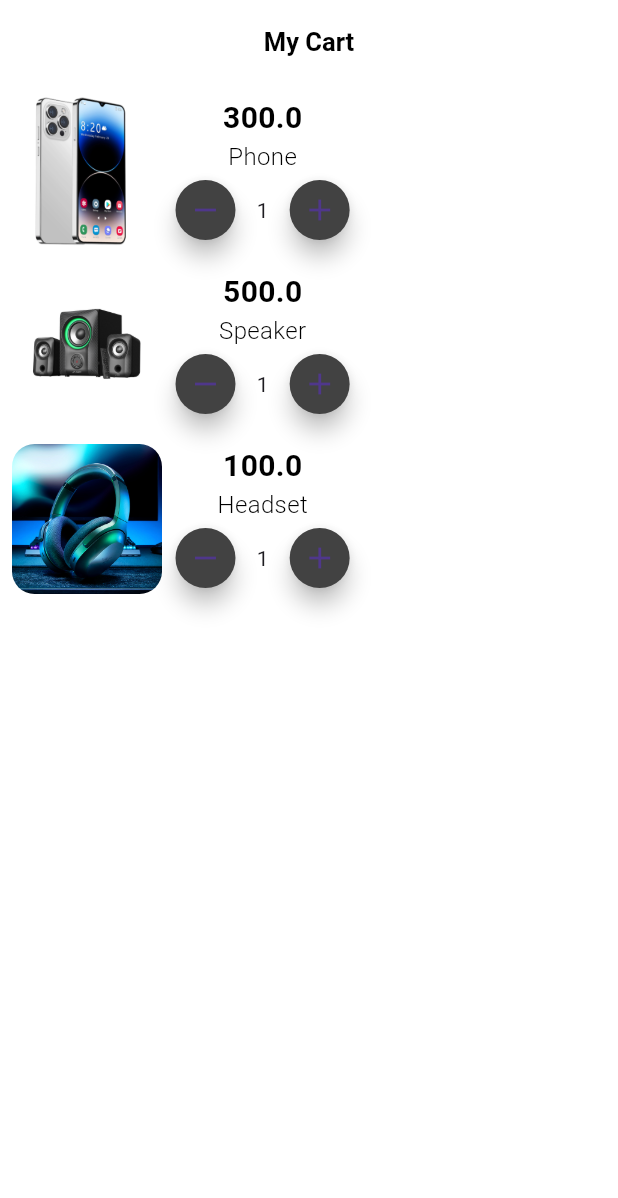
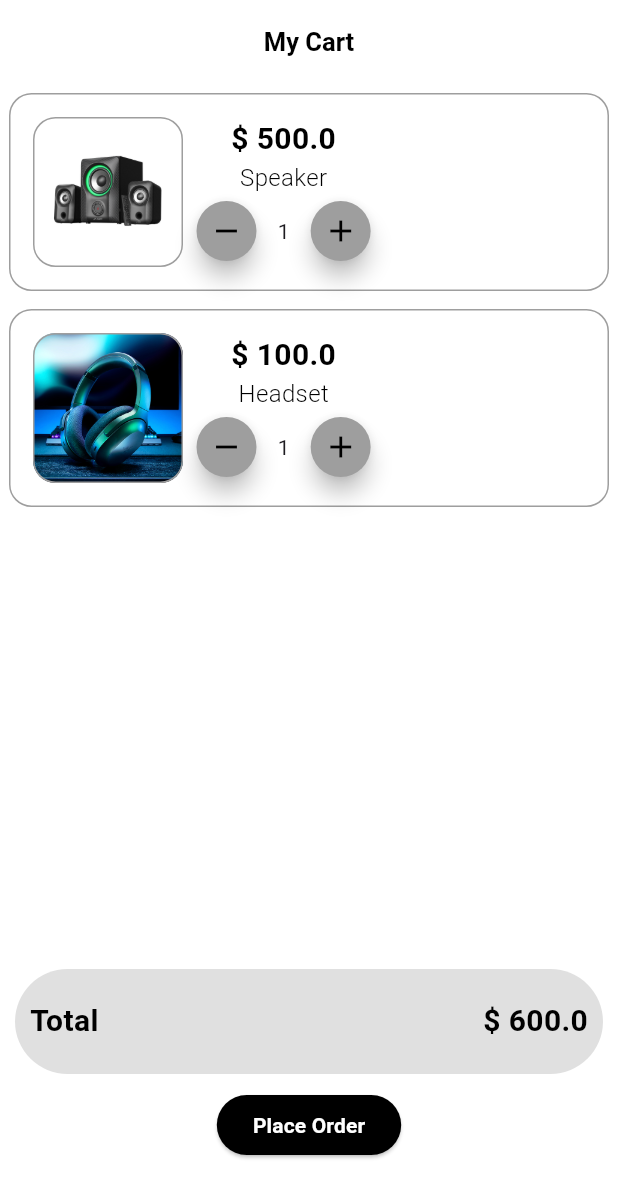
Before and after one commit to Mali-Shop/Mali_Shop, a Flutter app: the screen it shows after launch, after a tap on the "remove" icon, on a phone screen of 412 x 824 dp. Shown: the top 1198 px of the screen. Run offline on Flutter 3.47's test engine with Material 3 defaults, Android fonts, the light colour scheme and no system bars; missing offline and left inert: dart:ffi.

Commit message:
first commit

```diff
--- a/mali_shop/lib/Pages/Cart.dart
+++ b/mali_shop/lib/Pages/Cart.dart
@@ -10,18 +10,21 @@ class Cart extends StatefulWidget {
   State<Cart> createState() => _CartState();
 }
 
-
 class _CartState extends State<Cart> {
-
-
-
-
   int quantity = 1;
   final List<CartItem> cartItems = [
-    CartItem(name: "Phone", image: "assets/Phone.png", price: 300.0),
-    CartItem(name: 'Speaker', image: "assets/speaker.png", price: 500.0),
-    CartItem(name: "Headset", image: "assets/headset.png", price: 100.0)
+    CartItem(
+        name: "Phone", image: "assets/Phone.png", price: 300.0, quantity: 1),
+    CartItem(
+        name: 'Speaker',
+        image: "assets/speaker.png",
+        price: 500.0,
+        quantity: 1),
+    CartItem(
+        name: "Headset", image: "assets/headset.png", price: 100.0, quantity: 1)
   ];
+  double get totalprice =>
+      cartItems.fold(0, (total, item) => total + (item.price * item.quantity));
 
   @override
   Widget build(BuildContext context) {
@@ -47,8 +50,13 @@ class _CartState extends State<Cart> {
                       itemCount: cartItems.length,
                       itemBuilder: (context, index) {
                         final cartItem = cartItems[index];
-                        return Padding(
-                          padding: const EdgeInsets.all(8.0),
+                        return Container(
+                          margin: EdgeInsets.all(6),
+                          decoration: BoxDecoration(
+                              border: Border.all(color: Colors.grey),
+                              borderRadius: BorderRadius.circular(15)),
+                          child: Padding(
+                            padding: const EdgeInsets.all(15.0),
                             child: Container(
                               child: Row(
                                 children: [
@@ -56,7 +64,9 @@ class _CartState extends State<Cart> {
                                     width: 100,
                                     height: 100,
                                     decoration: BoxDecoration(
-                                    borderRadius: BorderRadius.circular(15.0),
+                                        border: Border.all(color: Colors.grey),
+                                        borderRadius:
+                                            BorderRadius.circular(15.0),
                                         image: DecorationImage(
                                           image: AssetImage(
                                             cartItem.image,
@@ -68,10 +78,9 @@ class _CartState extends State<Cart> {
                                     width: 5.0,
                                   ),
                                   Column(
-
                                     children: [
                                       Text(
-                                      '${cartItem.price}',
+                                        '\$ ${cartItem.price}',
                                         style: AppWidget.BigBold(),
                                       ),
                                       Text(
@@ -82,33 +91,37 @@ class _CartState extends State<Cart> {
                                         children: [
                                           FloatingActionButton.small(
                                             shape: RoundedRectangleBorder(
-                                            borderRadius: BorderRadius.circular(50.0)
+                                                borderRadius:
+                                                    BorderRadius.circular(
+                                                        50.0)),
+                                            backgroundColor: Colors.grey,
+                                            child: Icon(
+                                              Icons.remove,
+                                              color: Colors.black,
                                             ),
-                                          backgroundColor: Colors.grey[800],
-                                          child: Icon(Icons.remove),
                                             onPressed: () {
-
+                                              decrease(index);
                                             },
                                           ),
                                           SizedBox(
                                             width: 10.0,
                                           ),
-                                        Text(
-                                          quantity.toString(),
-                                        ),
+                                          Text(cartItem.quantity.toString()),
                                           SizedBox(
                                             width: 10.0,
                                           ),
                                           FloatingActionButton.small(
-
                                             shape: RoundedRectangleBorder(
-                                            borderRadius: BorderRadius.circular(50.0)
+                                                borderRadius:
+                                                    BorderRadius.circular(
+                                                        50.0)),
+                                            backgroundColor: Colors.grey,
+                                            child: Icon(
+                                              Icons.add,
+                                              color: Colors.black,
                                             ),
-                                          backgroundColor: Colors.grey[800],
-
-                                          child: Icon(Icons.add),
                                             onPressed: () {
-
+                                              increase(index);
                                             },
                                           )
                                         ],
@@ -118,25 +131,97 @@ class _CartState extends State<Cart> {
                                 ],
                               ),
                             ),
+                          ),
                         );
                       },
                     ),
+                  ),
+                  Column(
+                    children: [
+                      Container(
+                        height: 70.0,
+                        decoration: BoxDecoration(
+                          color: Colors.grey[300],
+                          borderRadius: BorderRadius.circular(35.0),
+                        ),
+                        margin: EdgeInsets.all(10.0),
+                        child: Row(
+                          mainAxisAlignment: MainAxisAlignment.spaceBetween,
+
+
+                          children: [
+
+                            Padding(
+                              padding: const EdgeInsets.all(10.0),
+                              child: Text(
+                                "Total",
+                                style: AppWidget.BigBold(),
+                              ),
+                            ),
+                            Padding(
+                              padding: const EdgeInsets.all(10.0),
+                              child: Text(
+                                '\$ ${totalprice.toStringAsFixed(1)}',
+                                style: AppWidget.BigBold(),
+
+                              ),
                             )
+                          ],
+                        ),
+                      ),
+
+
+                      Container(
+                        margin: EdgeInsets.only(bottom: 50.0),
+                        child: ElevatedButton(
+                          style: ElevatedButton.styleFrom(
+                            backgroundColor: Colors.black,
+
+
+
+                          ),
+                          child: Text(
+                            "Place Order",
+                            style: AppWidget.pay(),
+                            ),
+                          onPressed: () {
+
+                          },
+                        )
+                      ),
+                    ],
+                  ),
+
                 ],
               ));
   }
+
+  void increase(int index) {
+    setState(() {
+      cartItems[index].quantity++;
+    });
   }
 
-
+  void decrease(int index) {
+    setState(() {
+      if (cartItems[index].quantity > 1) {
+        cartItems[index].quantity--;
+      } else if (cartItems[index].quantity == 1) {
+        cartItems.removeAt(index);
+      }
+    });
+  }
+}
 
 class CartItem {
   final String name;
   final String image;
   final double price;
+  int quantity;
 
-  CartItem({
-    required this.name,
+  CartItem(
+      {required this.name,
       required this.image,
       required this.price,
-  });
+      required this.quantity});
 }
--- a/mali_shop/lib/support_widget/widget_support.dart
+++ b/mali_shop/lib/support_widget/widget_support.dart
@@ -15,4 +15,13 @@ class AppWidget {
     return TextStyle(
         fontSize: 16.0, fontWeight: FontWeight.w300, color: Colors.black);
   }
+
+  static TextStyle pay() {
+    return TextStyle(
+      color: Colors.white,
+      fontSize: 14.0,
+      fontWeight: FontWeight.bold,
+
+    );
+  }
 }
```
Also changed, not shown: 1 other file. Lines whose indentation alone changed are shown as unchanged.
